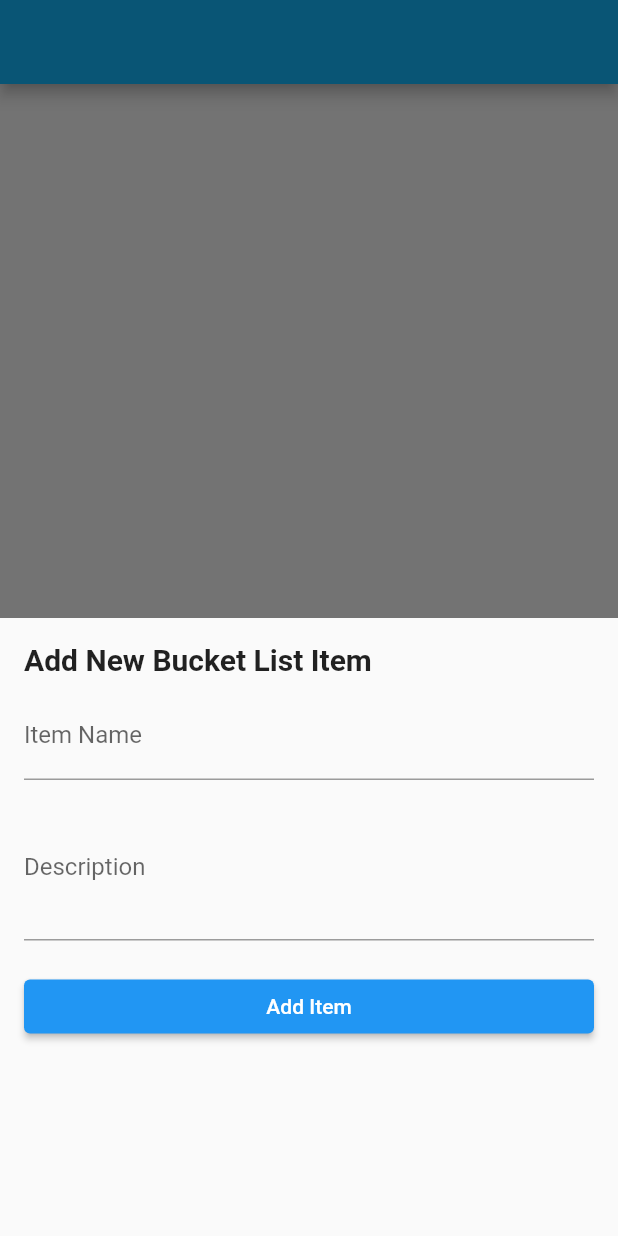
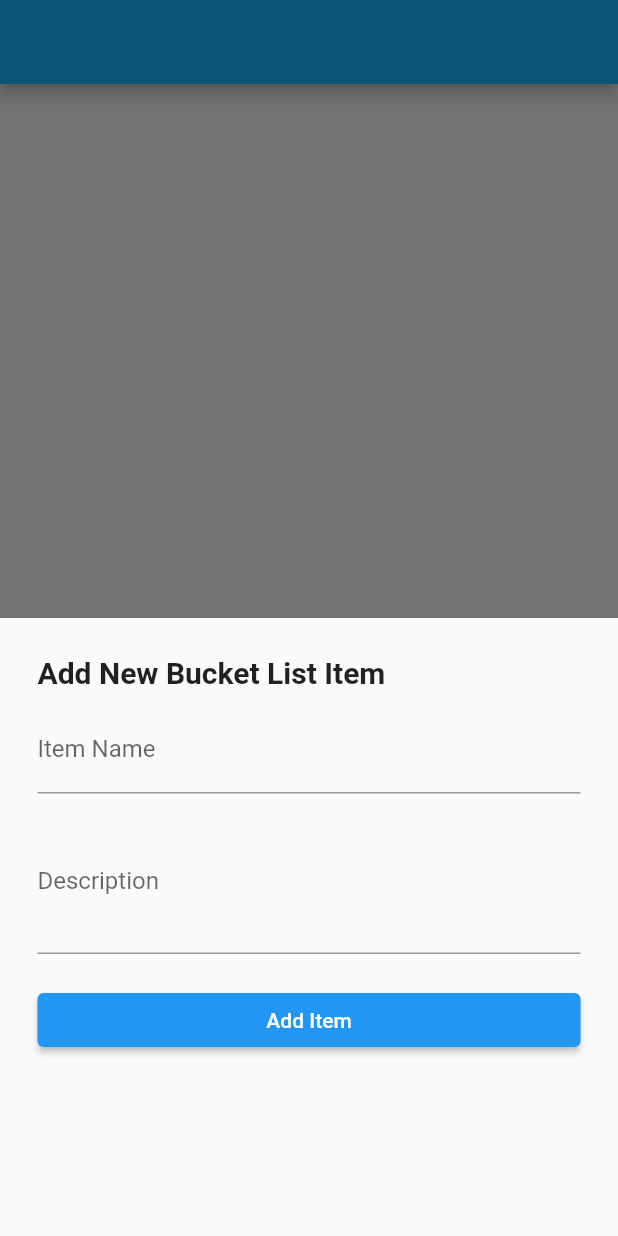
Before and after one commit to Biowulf21/WishLyst, a Flutter app: the screen it shows after launch, after a tap on the "add" icon, on a phone screen of 412 x 824 dp. Run offline on Flutter 3.47's test engine with Material 2 defaults, Android fonts, the phone set to English and light mode, and no system bars; our stand-ins replace bloc, equatable, flutter_bloc, sqflite; accounts and stored records are empty; generated files the repository leaves out were written again.

Commit message:
Update:  BucketListItemWidget

```diff
--- a/lib/bucket_list/view/bucket_list_page.dart
+++ b/lib/bucket_list/view/bucket_list_page.dart
@@ -1,8 +1,10 @@
 import 'package:flutter/material.dart';
 import 'package:flutter_bloc/flutter_bloc.dart';
 import 'package:wishlyst/bucket_list/bucket_list_bloc/bucket_list_bloc.dart';
+import 'package:wishlyst/bucket_list/data/model/bucket_list_item.dart';
 import 'package:wishlyst/bucket_list/data/repository/local_bucket_list_repository.dart';
 import 'package:wishlyst/bucket_list/view/widgets/bucket_list_item_widget.dart';
+import 'package:wishlyst/bucket_list/view/widgets/new_bucket_list_item_modal.dart';
 
 class BucketListPage extends StatelessWidget {
   const BucketListPage({super.key});
@@ -45,7 +47,7 @@ class BucketListView extends StatelessWidget {
               itemCount: state.items.length,
               itemBuilder: (context, index) {
                 final item = state.items[index];
-                return const BucketListItemWidget();
+                return BucketListItemWidget(item: item);
               },
             );
           }
@@ -63,41 +65,20 @@ class BucketListView extends StatelessWidget {
 }
 
 void _showNewBucketListItemModal(BuildContext context) {
+  final titleController = TextEditingController();
+  final descriptionController = TextEditingController();
+  final formKey = GlobalKey<FormState>();
+  final bloc = BlocProvider.of<BucketListBloc>(context);
+
   showModalBottomSheet(
+    isScrollControlled: true,
     context: context,
     builder: (BuildContext context) {
-      return Container(
-        height: MediaQuery.of(context).size.height / 2,
-        padding: const EdgeInsets.all(16),
-        child: Column(
-          crossAxisAlignment: CrossAxisAlignment.stretch,
-          children: <Widget>[
-            const Text(
-              'Add New Bucket List Item',
-              style: TextStyle(
-                fontSize: 20,
-                fontWeight: FontWeight.bold,
-              ),
-            ),
-            const SizedBox(height: 10),
-            TextFormField(
-              decoration: const InputDecoration(labelText: 'Item Name'),
-            ),
-            const SizedBox(height: 10),
-            TextFormField(
-              decoration: const InputDecoration(labelText: 'Description'),
-              maxLines: 3,
-            ),
-            const SizedBox(height: 20),
-            ElevatedButton(
-              onPressed: () {
-                Navigator.of(context).pop();
-              },
-              child: const Text('Add Item'),
-            ),
-          ],
-        ),
-      );
+      return NewBucketListItemModal(
+          bloc: bloc,
+          titleController: titleController,
+          descriptionController: descriptionController,
+          key: formKey);
     },
   );
 }
--- a/lib/bucket_list/view/widgets/bucket_list_item_widget.dart
+++ b/lib/bucket_list/view/widgets/bucket_list_item_widget.dart
@@ -1,12 +1,15 @@
 import 'package:flutter/material.dart';
+import 'package:wishlyst/bucket_list/data/model/bucket_list_item.dart';
 
 class BucketListItemWidget extends StatelessWidget {
-  const BucketListItemWidget({super.key});
+  const BucketListItemWidget({required this.item, super.key});
+  final BucketListItem item;
 
   @override
   Widget build(BuildContext context) {
-    return const ListTile(
-      title: Text('test'),
+    return ListTile(
+      title: Text(item.itemName),
+      subtitle: Text(item.description),
     );
   }
 }
```
